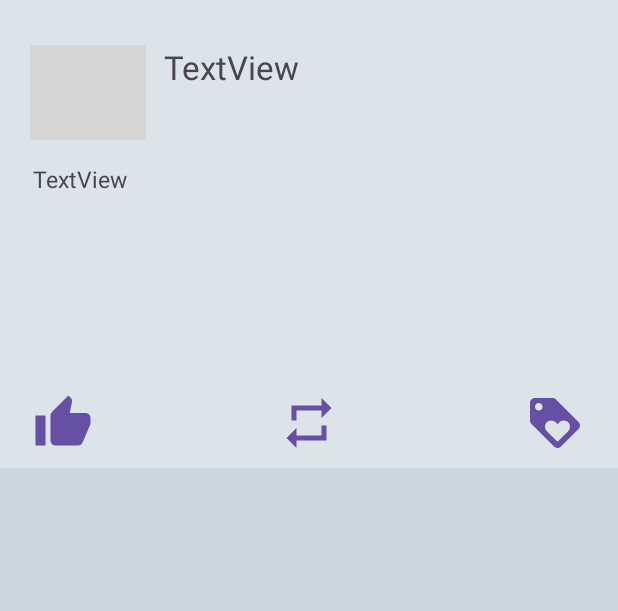
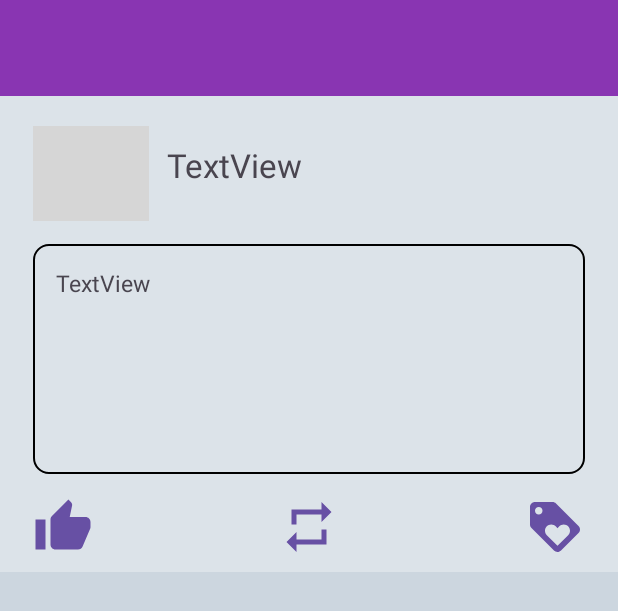
Before and after one commit to efarfus/FaceBlog, an Android app: the layout activity_detailed_post.xml on its own in the app's theme, with its tools: preview values and no code run, on a phone screen of 412 x 824 dp. Shown: the top 611 px of the screen. Run offline under Robolectric (Android 15) with nearby library versions, the phone set to English and light mode, and no system bars; grey boxes are pictures that could not be loaded.

Commit message:
Feito delete de posts, ajeitado layout do DetailedPostActivity, ajustado função para setar imagem

```diff
--- a/app/src/main/java/com/angellira/eduardoApp/HomeActivity.kt
+++ b/app/src/main/java/com/angellira/eduardoApp/HomeActivity.kt
@@ -19,11 +19,9 @@ import androidx.recyclerview.widget.RecyclerView
 import androidx.room.Room
 import com.angellira.eduardoApp.adapter.PostAdapter
 import com.angellira.eduardoApp.database.AppDatabase
-import com.angellira.eduardoApp.database.dao.MarketItemDao
 import com.angellira.eduardoApp.database.dao.PostsDao
 import com.angellira.eduardoApp.database.dao.UserDao
 import com.angellira.eduardoApp.databinding.ActivityMainBinding
-import com.angellira.eduardoApp.model.MarketItem
 import com.angellira.eduardoApp.model.Posts
 import com.angellira.eduardoApp.model.User
 import com.angellira.eduardoApp.preferences.Preferences
@@ -110,7 +108,7 @@ class MainActivity : AppCompatActivity() {
         }
     }
 
-    fun hideKeyboard(context: Context, view: View) {
+    private fun hideKeyboard(context: Context, view: View) {
         val inputMethodManager = context.getSystemService(Context.INPUT_METHOD_SERVICE) as InputMethodManager
         inputMethodManager.hideSoftInputFromWindow(view.windowToken, 0)
     }
@@ -133,7 +131,7 @@ class MainActivity : AppCompatActivity() {
         recyclerView = binding.recyclerViewPosts
         recyclerView.layoutManager = LinearLayoutManager(this)
 
-        val adapter = PostAdapter(listPosts) { imgSrc, name, id, desc ->
+        val adapter = PostAdapter(listPosts) { _, _, id, _ ->
             prefs.idPost = id
             val intent = Intent(this@MainActivity, DetailedPostActivity::class.java)
             startActivity(intent)
--- a/app/src/main/java/com/angellira/eduardoApp/LoginActivity.kt
+++ b/app/src/main/java/com/angellira/eduardoApp/LoginActivity.kt
@@ -1,11 +1,8 @@
 package com.angellira.eduardoApp
 
 import android.annotation.SuppressLint
-import android.content.Context
 import android.content.Intent
-import android.content.SharedPreferences
 import android.os.Bundle
-import android.util.Log
 import android.view.Menu
 import android.widget.Button
 import android.widget.EditText
@@ -22,7 +19,6 @@ import com.angellira.eduardoApp.database.dao.PostsDao
 import com.angellira.eduardoApp.database.dao.UserDao
 import com.angellira.eduardoApp.databinding.ActivityLoginBinding
 import com.angellira.eduardoApp.model.User
-import com.angellira.eduardoApp.network.ApiServiceFaceBlog
 import com.angellira.eduardoApp.preferences.Preferences
 import kotlinx.coroutines.Dispatchers.IO
 import kotlinx.coroutines.Dispatchers.Main
@@ -177,7 +173,7 @@ class LoginActivity : AppCompatActivity() {
     private suspend fun saveId(email: String, password: String) {
         lifecycleScope.launch(IO) {
             val userId = userDao.getUserByEmailAndPassword(email, password)?.id.toString()
-            prefs.id = userId.toString()
+            prefs.id = userId
         }
     }
 
--- a/app/src/main/java/com/angellira/eduardoApp/adapter/PostAdapter.kt
+++ b/app/src/main/java/com/angellira/eduardoApp/adapter/PostAdapter.kt
@@ -29,8 +29,8 @@ class PostAdapter(
     override fun onBindViewHolder(holder: ProductViewHolder, position: Int) {
         val post = postList[position]
 
-        holder.postText.setOnClickListener {
-            onItemClickListener(post.img, post.user, post.id.toString(), post.message)
+        holder.itemView.setOnClickListener {
+            onItemClickListener(post.img, post.user, post.id, post.message)
         }
         holder.postName.text = post.user
         holder.postText.text = post.message
--- a/app/src/main/java/com/angellira/eduardoApp/database/dao/PostsDao.kt
+++ b/app/src/main/java/com/angellira/eduardoApp/database/dao/PostsDao.kt
@@ -21,6 +21,8 @@ interface PostsDao {
     @Insert
     fun insert(posts: Posts)
 
+
+
     @Delete
     fun delete(posts: Posts)
 }
--- /dev/null
+++ b/app/src/main/res/drawable/baseline_more_vert_24.xml
@@ -0,0 +1,5 @@
+<vector xmlns:android="http://schemas.android.com/apk/res/android" android:height="24dp" android:tint="#000000" android:viewportHeight="24" android:viewportWidth="24" android:width="24dp">
+
+    <path android:fillColor="@android:color/white" android:pathData="M12,8c1.1,0 2,-0.9 2,-2s-0.9,-2 -2,-2 -2,0.9 -2,2 0.9,2 2,2zM12,10c-1.1,0 -2,0.9 -2,2s0.9,2 2,2 2,-0.9 2,-2 -0.9,-2 -2,-2zM12,16c-1.1,0 -2,0.9 -2,2s0.9,2 2,2 2,-0.9 2,-2 -0.9,-2 -2,-2z"/>
+
+</vector>
--- a/app/src/main/res/drawable/border.xml
+++ b/app/src/main/res/drawable/border.xml
@@ -1,6 +1,6 @@
 <?xml version="1.0" encoding="utf-8"?>
 <shape xmlns:android="http://schemas.android.com/apk/res/android">
-    <solid android:color="#D5CDCD" />
+    <solid android:color="#DCE3E9" />
     <stroke android:width="1dp" android:color="@android:color/black" />
     <corners android:radius="10dp" />
 </shape>
--- a/app/src/main/res/layout/activity_detailed_post.xml
+++ b/app/src/main/res/layout/activity_detailed_post.xml
@@ -8,16 +8,27 @@
     tools:context=".DetailedPostActivity"
     android:background="#DCE3E9">
 
+    <androidx.appcompat.widget.Toolbar
+        android:id="@+id/my_toolbar"
+        android:layout_width="match_parent"
+        android:layout_height="wrap_content"
+        android:background="#8935b2"
+        android:elevation="4dp"
+        android:textColor="#ffffff"
+        android:textColorLink="#ffffff"
+        android:theme="@style/ThemeOverlay.AppCompat.ActionBar"
+        app:layout_constraintEnd_toEndOf="parent"
+        app:layout_constraintStart_toStartOf="parent"
+        app:layout_constraintTop_toTopOf="parent"
+        app:popupTheme="@style/ThemeOverlay.AppCompat.Light" />
 
     <ImageView
         android:id="@+id/imageUser"
         android:layout_width="77dp"
         android:layout_height="63dp"
-        app:layout_constraintStart_toStartOf="parent"
-        app:layout_constraintTop_toTopOf="parent"
-        app:layout_constraintVertical_bias="0.444"
-        android:layout_marginStart="20dp"
-        android:layout_marginTop="30dp"
+        android:layout_marginTop="20dp"
+        app:layout_constraintStart_toStartOf="@+id/textUser"
+        app:layout_constraintTop_toBottomOf="@+id/my_toolbar"
         tools:srcCompat="@tools:sample/avatars" />
 
     <TextView
@@ -27,6 +38,7 @@
         android:layout_marginStart="12dp"
         android:text="TextView"
         android:textSize="22sp"
+        app:layout_constraintBottom_toBottomOf="@+id/imageUser"
         app:layout_constraintStart_toEndOf="@+id/imageUser"
         app:layout_constraintTop_toTopOf="@+id/imageUser" />
 
@@ -34,10 +46,11 @@
         android:id="@+id/textUser"
         android:layout_width="368dp"
         android:layout_height="153dp"
+        android:layout_marginTop="15dp"
+        android:background="@drawable/border"
+        android:padding="15dp"
+        android:text="TextView"
         android:textSize="15sp"
-        android:layout_marginBottom="92dp"
-        android:text="TextView"
-        android:layout_marginTop="15dp"
         app:layout_constraintEnd_toEndOf="parent"
         app:layout_constraintStart_toStartOf="parent"
         app:layout_constraintTop_toBottomOf="@+id/imageUser" />
@@ -67,6 +80,7 @@
     <Button
         android:id="@+id/saveButton"
         android:layout_width="40dp"
+        android:layout_marginTop="15dp"
         android:layout_height="40dp"
         android:background="@drawable/baseline_loyalty_24"
         android:text="TextView"
@@ -85,4 +99,27 @@
         app:layout_constraintTop_toBottomOf="@+id/saveButton"
  />
 
+    <Button
+        android:id="@+id/moreOptions"
+        android:visibility="gone"
+        android:layout_width="39dp"
+        android:layout_height="41dp"
+        android:background="@drawable/baseline_more_vert_24"
+        app:layout_constraintBottom_toTopOf="@+id/textUser"
+        app:layout_constraintEnd_toEndOf="parent"
+        app:layout_constraintStart_toEndOf="@+id/nameUser"
+        app:layout_constraintTop_toBottomOf="@+id/my_toolbar" />
+
+    <Button
+        android:id="@+id/deleteButton"
+        android:layout_width="wrap_content"
+        android:layout_height="wrap_content"
+        android:layout_marginTop="3dp"
+        android:elevation="5dp"
+        android:visibility="gone"
+        android:text="Deletar Post"
+        app:layout_constraintEnd_toEndOf="@+id/moreOptions"
+        app:layout_constraintTop_toBottomOf="@+id/moreOptions" />
+
+
 </androidx.constraintlayout.widget.ConstraintLayout>
```
Also changed, not shown: app/src/main/java/com/angellira/eduardoApp/DetailedPostActivity.kt (+70 -14 lines), app/src/main/java/com/angellira/eduardoApp/ProfileActivity.kt (+10 -6 lines), app/src/main/java/com/angellira/eduardoApp/model/Posts.kt (+4 -4 lines).
